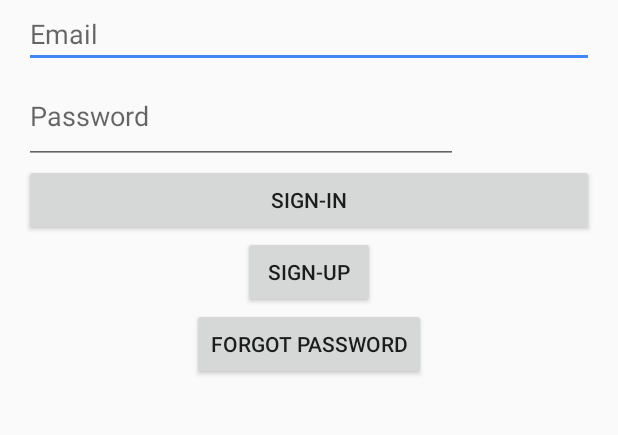
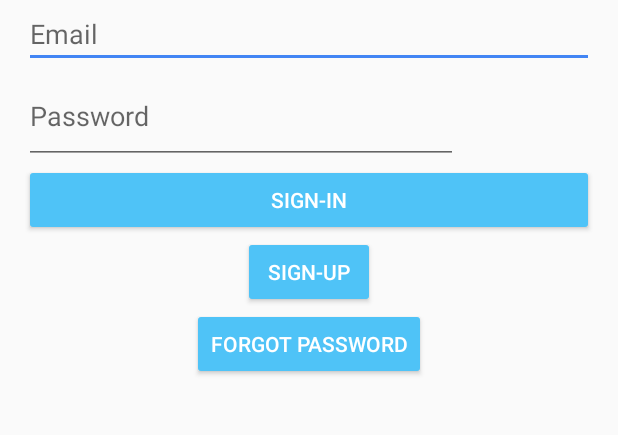
Before and after one commit to weblue/Shoal, an Android app: the screen it shows after launch (LoginActivity), on a phone screen of 412 x 824 dp, the part 453-888 px from its top. Run offline under Robolectric (Android 15) with nearby library versions, the phone set to English and light mode, and no system bars; our stand-ins replace Firebase (no records; nobody signed in at launch, a user with empty details on screens opened directly).

Commit message:
update color of signin buttons

```diff
--- a/app/src/main/res/layout/activity_login.xml
+++ b/app/src/main/res/layout/activity_login.xml
@@ -43,21 +43,27 @@
             android:id="@+id/signin"
             android:text="Sign-in"
             android:layout_width="match_parent"
-            android:layout_height="wrap_content" />
+            android:layout_height="wrap_content"
+            android:backgroundTint="@color/colorPrimary"
+            android:textColor="@android:color/white"/>
 
         <Button
             android:id="@+id/signup"
             android:text="Sign-up"
             android:layout_gravity="center"
             android:layout_width="wrap_content"
-            android:layout_height="wrap_content" />
+            android:layout_height="wrap_content"
+            android:backgroundTint="@color/colorPrimary"
+            android:textColor="@android:color/white"/>
 
         <Button
             android:layout_gravity="center"
             android:id="@+id/forgot"
             android:text="Forgot password"
             android:layout_width="wrap_content"
-            android:layout_height="wrap_content" />
+            android:layout_height="wrap_content"
+            android:backgroundTint="@color/colorPrimary"
+            android:textColor="@android:color/white"/>
 
     </LinearLayout>
 
```
